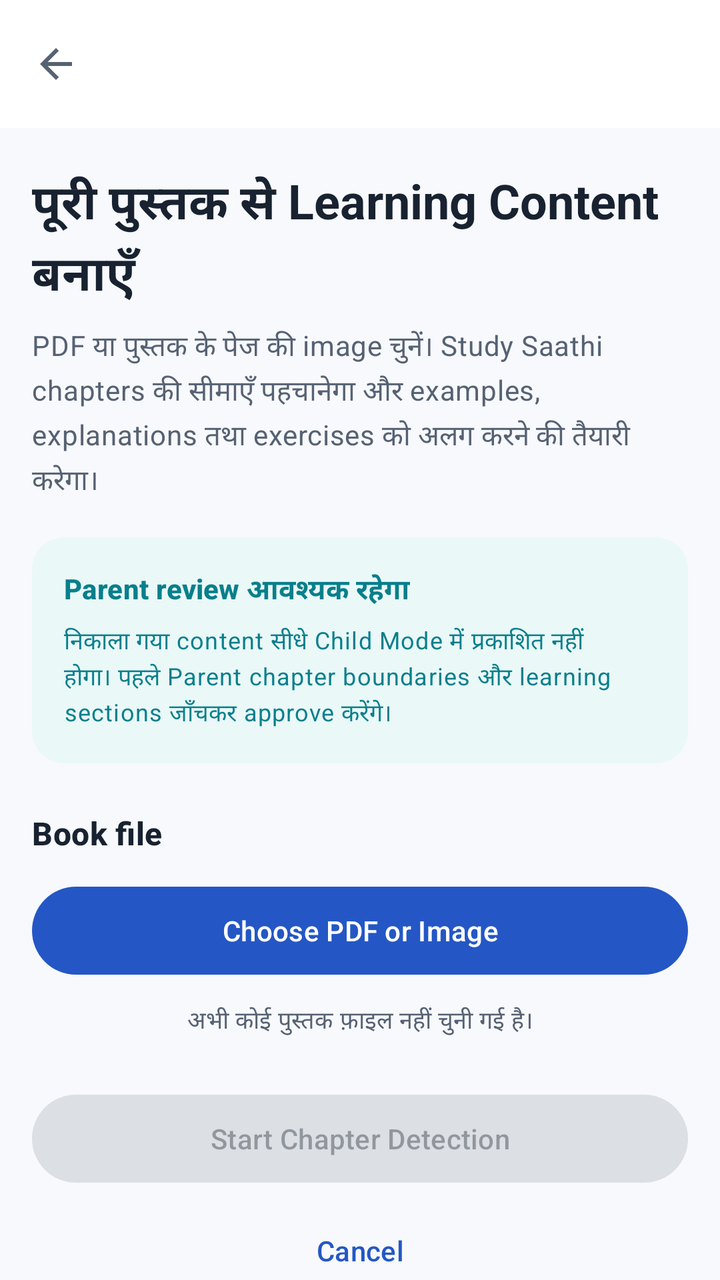
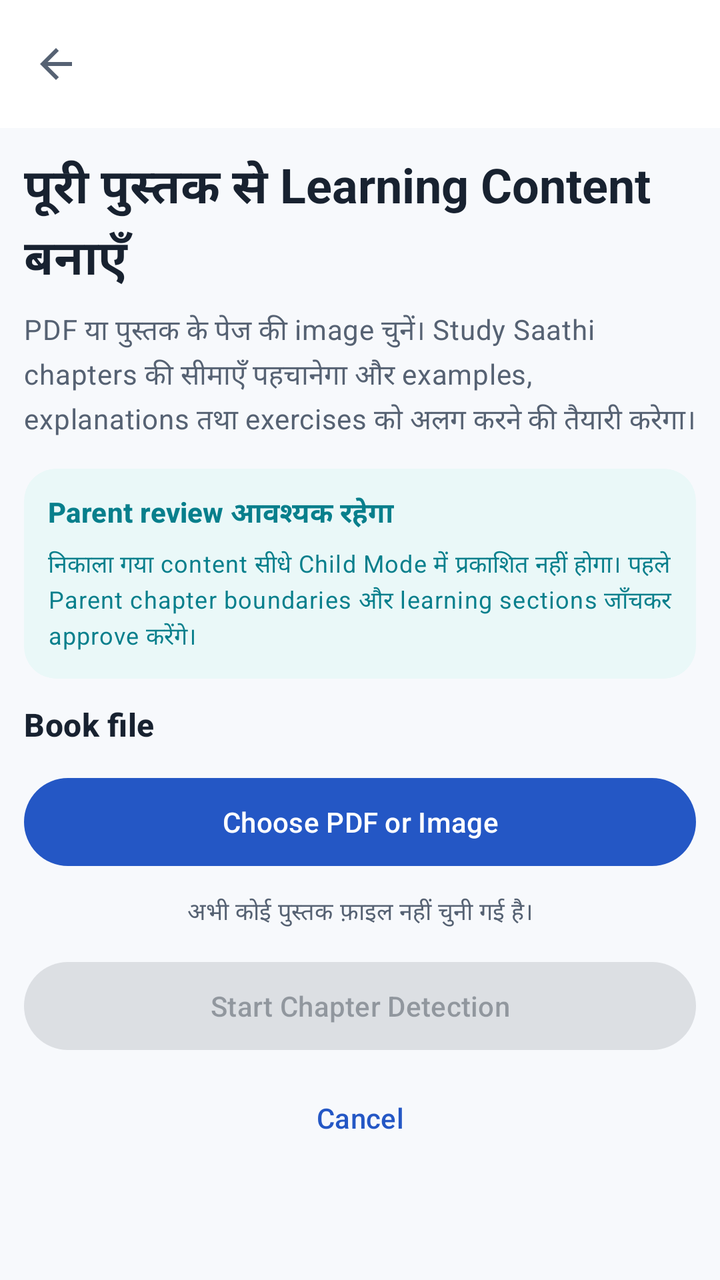

Two renders of the same Android screen: before a commit and after it. Below are the layout's source before the change and the commit's diff.
<!-- AndroidManifest.xml: application theme Theme.StudySaathi -->
<!-- res/layout/activity_book_learning_import.xml -->
<?xml version="1.0" encoding="utf-8"?>
<androidx.coordinatorlayout.widget.CoordinatorLayout
    xmlns:android="http://schemas.android.com/apk/res/android"
    xmlns:app="http://schemas.android.com/apk/res-auto"
    android:layout_width="match_parent"
    android:layout_height="match_parent"
    android:background="?android:attr/colorBackground">

    <com.google.android.material.appbar.MaterialToolbar
        android:id="@+id/bookLearningImportToolbar"
        android:layout_width="match_parent"
        android:layout_height="?attr/actionBarSize"
        android:background="?attr/colorSurface"
        android:elevation="0dp"
        android:title="Import Book Content"
        app:layout_anchorGravity="top"
        app:navigationIcon="@drawable/ic_arrow_back"
        app:titleTextColor="?attr/colorOnSurface" />

    <androidx.core.widget.NestedScrollView
        android:id="@+id/bookLearningImportScrollView"
        android:layout_width="match_parent"
        android:layout_height="match_parent"
        android:clipToPadding="false"
        android:fillViewport="true"
        android:paddingTop="?attr/actionBarSize">

        <LinearLayout
            android:layout_width="match_parent"
            android:layout_height="wrap_content"
            android:orientation="vertical"
            android:paddingStart="16dp"
            android:paddingTop="20dp"
            android:paddingEnd="16dp"
            android:paddingBottom="32dp">

            <TextView
                android:id="@+id/bookLearningImportTitleTextView"
                android:layout_width="match_parent"
                android:layout_height="wrap_content"
                android:text="पूरी पुस्तक से Learning Content बनाएँ"
                android:textAppearance="?attr/textAppearanceHeadlineSmall"
                android:textColor="?attr/colorOnSurface"
                android:textStyle="bold" />

            <TextView
                android:id="@+id/bookLearningImportSubtitleTextView"
                android:layout_width="match_parent"
                android:layout_height="wrap_content"
                android:layout_marginTop="8dp"
                android:lineSpacingExtra="2dp"
                android:text="PDF या पुस्तक के पेज की image चुनें। Study Saathi chapters की सीमाएँ पहचानेगा और examples, explanations तथा exercises को अलग करने की तैयारी करेगा।"
                android:textAppearance="?attr/textAppearanceBodyMedium"
                android:textColor="?attr/colorOnSurfaceVariant" />

            <com.google.android.material.card.MaterialCardView
                android:id="@+id/bookLearningSafetyCard"
                android:layout_width="match_parent"
                android:layout_height="wrap_content"
                android:layout_marginTop="18dp"
                app:cardBackgroundColor="?attr/colorSecondaryContainer"
                app:cardCornerRadius="16dp"
                app:cardElevation="0dp"
                app:strokeWidth="0dp">

                <LinearLayout
                    android:layout_width="match_parent"
                    android:layout_height="wrap_content"
                    android:orientation="vertical"
                    android:padding="16dp">

                    <TextView
                        android:layout_width="match_parent"
                        android:layout_height="wrap_content"
                        android:text="Parent review आवश्यक रहेगा"
                        android:textAppearance="?attr/textAppearanceTitleSmall"
                        android:textColor="?attr/colorOnSecondaryContainer"
                        android:textStyle="bold" />

                    <TextView
                        android:layout_width="match_parent"
                        android:layout_height="wrap_content"
                        android:layout_marginTop="6dp"
                        android:lineSpacingExtra="2dp"
                        android:text="निकाला गया content सीधे Child Mode में प्रकाशित नहीं होगा। पहले Parent chapter boundaries और learning sections जाँचकर approve करेंगे।"
                        android:textAppearance="?attr/textAppearanceBodySmall"
                        android:textColor="?attr/colorOnSecondaryContainer" />

                </LinearLayout>

            </com.google.android.material.card.MaterialCardView>

            <TextView
                android:layout_width="match_parent"
                android:layout_height="wrap_content"
                android:layout_marginTop="24dp"
                android:text="Book file"
                android:textAppearance="?attr/textAppearanceTitleMedium"
                android:textColor="?attr/colorOnSurface"
                android:textStyle="bold" />

            <com.google.android.material.button.MaterialButton
                android:id="@+id/chooseBookLearningSourceButton"
                style="@style/Widget.Material3.Button"
                android:layout_width="match_parent"
                android:layout_height="wrap_content"
                android:layout_marginTop="12dp"
                android:minHeight="52dp"
                android:text="Choose PDF or Image"
                android:textAllCaps="false" />

            <com.google.android.material.card.MaterialCardView
                android:id="@+id/selectedBookLearningSourceCard"
                android:layout_width="match_parent"
                android:layout_height="wrap_content"
                android:layout_marginTop="12dp"
                android:visibility="gone"
                app:cardCornerRadius="14dp"
                app:cardElevation="0dp"
                app:strokeColor="?attr/colorOutlineVariant"
                app:strokeWidth="1dp">

                <LinearLayout
                    android:layout_width="match_parent"
                    android:layout_height="wrap_content"
                    android:orientation="vertical"
                    android:padding="16dp">

                    <TextView
                        android:id="@+id/selectedBookLearningSourceNameTextView"
                        android:layout_width="match_parent"
                        android:layout_height="wrap_content"
                        android:ellipsize="middle"
                        android:maxLines="2"
                        android:textAppearance="?attr/textAppearanceTitleSmall"
                        android:textColor="?attr/colorOnSurface"
                        android:textStyle="bold" />

                    <TextView
                        android:id="@+id/selectedBookLearningSourceDetailsTextView"
                        android:layout_width="match_parent"
                        android:layout_height="wrap_content"
                        android:layout_marginTop="5dp"
                        android:textAppearance="?attr/textAppearanceBodySmall"
                        android:textColor="?attr/colorOnSurfaceVariant" />

                </LinearLayout>

            </com.google.android.material.card.MaterialCardView>

            <TextView
                android:id="@+id/noBookLearningSourceTextView"
                android:layout_width="match_parent"
                android:layout_height="wrap_content"
                android:layout_marginTop="10dp"
                android:gravity="center"
                android:text="अभी कोई पुस्तक फ़ाइल नहीं चुनी गई है।"
                android:textAppearance="?attr/textAppearanceBodySmall"
                android:textColor="?attr/colorOnSurfaceVariant" />

            <com.google.android.material.card.MaterialCardView
                android:id="@+id/bookLearningImportProgressCard"
                android:layout_width="match_parent"
                android:layout_height="wrap_content"
                android:layout_marginTop="22dp"
                android:visibility="gone"
                app:cardCornerRadius="14dp"
                app:cardElevation="0dp"
                app:strokeColor="?attr/colorOutlineVariant"
                app:strokeWidth="1dp">

                <LinearLayout
                    android:layout_width="match_parent"
                    android:layout_height="wrap_content"
                    android:orientation="vertical"
                    android:padding="16dp">

                    <TextView
                        android:id="@+id/bookLearningImportProgressTitleTextView"
                        android:layout_width="match_parent"
                        android:layout_height="wrap_content"
                        android:text="Preparing book…"
                        android:textAppearance="?attr/textAppearanceTitleSmall"
                        android:textColor="?attr/colorOnSurface"
                        android:textStyle="bold" />

                    <com.google.android.material.progressindicator.LinearProgressIndicator
                        android:id="@+id/bookLearningImportProgressIndicator"
                        android:layout_width="match_parent"
                        android:layout_height="wrap_content"
                        android:layout_marginTop="14dp"
                        android:indeterminate="true" />

                    <TextView
                        android:id="@+id/bookLearningImportProgressMessageTextView"
                        android:layout_width="match_parent"
                        android:layout_height="wrap_content"
                        android:layout_marginTop="10dp"
                        android:lineSpacingExtra="2dp"
                        android:text="फ़ाइल पढ़ी जा रही है।"
                        android:textAppearance="?attr/textAppearanceBodySmall"
                        android:textColor="?attr/colorOnSurfaceVariant" />

                </LinearLayout>

            </com.google.android.material.card.MaterialCardView>

            <com.google.android.material.button.MaterialButton
                android:id="@+id/startBookLearningImportButton"
                style="@style/Widget.Material3.Button"
                android:layout_width="match_parent"
                android:layout_height="wrap_content"
                android:layout_marginTop="24dp"
                android:enabled="false"
                android:minHeight="52dp"
                android:text="Start Chapter Detection"
                android:textAllCaps="false" />

            <com.google.android.material.button.MaterialButton
                android:id="@+id/cancelBookLearningImportButton"
                style="@style/Widget.Material3.Button.TextButton"
                android:layout_width="match_parent"
                android:layout_height="wrap_content"
                android:layout_marginTop="6dp"
                android:minHeight="48dp"
                android:text="Cancel"
                android:textAllCaps="false" />

        </LinearLayout>

    </androidx.core.widget.NestedScrollView>

</androidx.coordinatorlayout.widget.CoordinatorLayout>
<!-- resources referenced by this layout -->
<resources>
  <!-- drawable ic_arrow_back (drawable) -->
  <?xml version="1.0" encoding="utf-8"?>
  <vector xmlns:android="http://schemas.android.com/apk/res/android"
      android:width="24dp"
      android:height="24dp"
      android:viewportWidth="24"
      android:viewportHeight="24">
  
      <path
          android:fillColor="?attr/colorControlNormal"
          android:pathData="M20,11H7.83l5.59,-5.59L12,4l-8,8 8,8 1.42,-1.41L7.83,13H20v-2z" />
  
  </vector>
  <color name="ss_primary">#2457C5</color>
  <color name="ss_on_primary">#FFFFFF</color>
  <color name="ss_blue_soft">#EAF2FF</color>
  <color name="ss_primary_dark">#173F99</color>
  <color name="ss_secondary">#087F8C</color>
  <color name="ss_on_secondary">#FFFFFF</color>
  <color name="ss_teal_soft">#EAF8F8</color>
  <color name="ss_tertiary">#8A5A00</color>
  <color name="ss_on_tertiary">#FFFFFF</color>
  <color name="ss_yellow_soft">#FFF8E8</color>
  <color name="ss_background">#F7F9FC</color>
  <color name="ss_surface">#FFFFFF</color>
  <color name="ss_surface_soft">#F0F4FA</color>
  <color name="ss_text_primary">#182230</color>
  <color name="ss_text_secondary">#566273</color>
  <color name="ss_outline">#D6DEE9</color>
  <color name="ss_error">#BA1A1A</color>
  <color name="white">#FFFFFFFF</color>
  <color name="ss_red_soft">#FFF0F0</color>
  <!-- drawable bg_app_soft_mix (drawable) -->
  <?xml version="1.0" encoding="utf-8"?>
  <shape xmlns:android="http://schemas.android.com/apk/res/android"
      android:shape="rectangle">
  
      <gradient
          android:angle="270"
          android:centerColor="#F2FBF3"
          android:endColor="#EEF7FF"
          android:startColor="#FFF2F2"
          android:type="linear" />
  
  </shape>
  <!-- unchanged entries left out for length: 1 -->
</resources>

<!-- the commit's change to res/layout/activity_book_learning_import.xml (unified diff, before → after) -->
@@ -29,10 +29,10 @@
             android:layout_width="match_parent"
             android:layout_height="wrap_content"
             android:orientation="vertical"
-            android:paddingStart="16dp"
-            android:paddingTop="20dp"
-            android:paddingEnd="16dp"
-            android:paddingBottom="32dp">
+            android:paddingStart="12dp"
+            android:paddingTop="12dp"
+            android:paddingEnd="12dp"
+            android:paddingBottom="12dp">
 
             <TextView
                 android:id="@+id/bookLearningImportTitleTextView"
@@ -57,7 +57,7 @@
                 android:id="@+id/bookLearningSafetyCard"
                 android:layout_width="match_parent"
                 android:layout_height="wrap_content"
-                android:layout_marginTop="18dp"
+                android:layout_marginTop="14dp"
                 app:cardBackgroundColor="?attr/colorSecondaryContainer"
                 app:cardCornerRadius="16dp"
                 app:cardElevation="0dp"
@@ -67,7 +67,7 @@
                     android:layout_width="match_parent"
                     android:layout_height="wrap_content"
                     android:orientation="vertical"
-                    android:padding="16dp">
+                    android:padding="12dp">
 
                     <TextView
                         android:layout_width="match_parent"
@@ -93,7 +93,7 @@
             <TextView
                 android:layout_width="match_parent"
                 android:layout_height="wrap_content"
-                android:layout_marginTop="24dp"
+                android:layout_marginTop="12dp"
                 android:text="Book file"
                 android:textAppearance="?attr/textAppearanceTitleMedium"
                 android:textColor="?attr/colorOnSurface"
@@ -124,7 +124,7 @@
                     android:layout_width="match_parent"
                     android:layout_height="wrap_content"
                     android:orientation="vertical"
-                    android:padding="16dp">
+                    android:padding="12dp">
 
                     <TextView
                         android:id="@+id/selectedBookLearningSourceNameTextView"
@@ -173,7 +173,7 @@
                     android:layout_width="match_parent"
                     android:layout_height="wrap_content"
                     android:orientation="vertical"
-                    android:padding="16dp">
+                    android:padding="12dp">
 
                     <TextView
                         android:id="@+id/bookLearningImportProgressTitleTextView"
@@ -210,7 +210,7 @@
                 style="@style/Widget.Material3.Button"
                 android:layout_width="match_parent"
                 android:layout_height="wrap_content"
-                android:layout_marginTop="24dp"
+                android:layout_marginTop="12dp"
                 android:enabled="false"
                 android:minHeight="52dp"
                 android:text="Start Chapter Detection"
